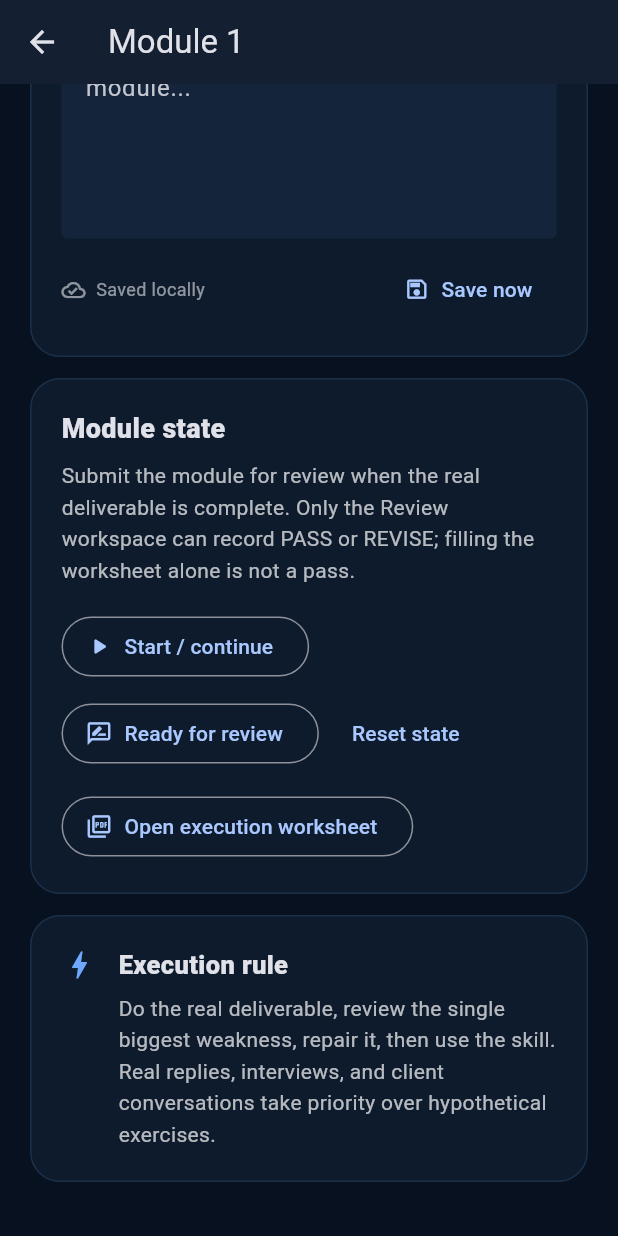
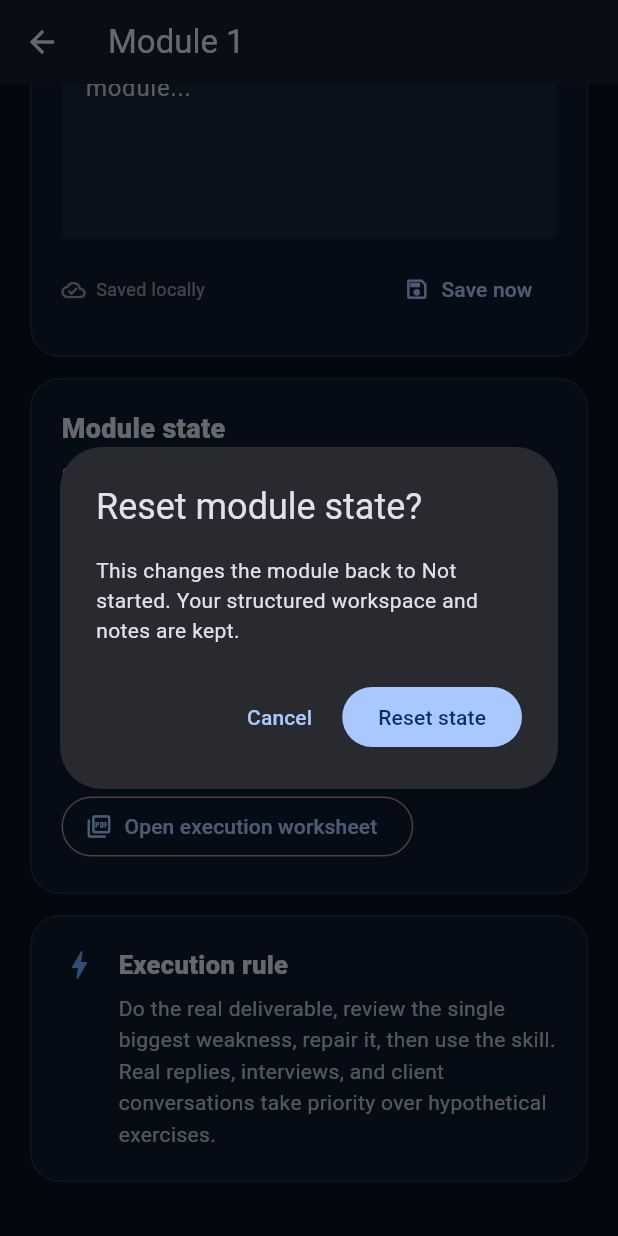
Before and after one commit to GraysonSeven/graysonseven.github.io, a Flutter app: the ModuleDetailPage screen opened directly with sample values from the repository, scrolled down 2131 dp, after a tap on "Reset state", on a phone screen of 412 x 824 dp. Run offline on Flutter 3.47's test engine with Material 3 defaults, Android fonts, the phone set to English and light mode, and no system bars; our stand-ins replace file_picker, shared_preferences; missing offline and left inert: dart:html; accounts and stored records are empty; network calls fail.

Commit message:
ci: qualify Clientbound v1.0 hardening candidate

```diff
--- a/clientbound-src/lib/app.dart
+++ b/clientbound-src/lib/app.dart
@@ -909,6 +909,33 @@ class _ModuleDetailPageState extends State<ModuleDetailPage> {
     setState(() => _notesSaveState = 'Saved locally');
   }
 
+  Future<void> _confirmResetState() async {
+    final accepted = await showDialog<bool>(
+      context: context,
+      builder: (context) => AlertDialog(
+        title: const Text('Reset module state?'),
+        content: const Text(
+          'This changes the module back to Not started. '
+          'Your structured workspace and notes are kept.',
+        ),
+        actions: [
+          TextButton(
+            onPressed: () => Navigator.pop(context, false),
+            child: const Text('Cancel'),
+          ),
+          FilledButton(
+            onPressed: () => Navigator.pop(context, true),
+            child: const Text('Reset state'),
+          ),
+        ],
+      ),
+    );
+
+    if (accepted == true) {
+      await progress.setStage(module.id, ModuleStage.notStarted);
+    }
+  }
+
   Future<bool> _validateStructuredWorkspace(
     WorkspaceStore workspace,
   ) async {
@@ -923,8 +950,8 @@ class _ModuleDetailPageState extends State<ModuleDetailPage> {
       context: context,
       builder: (context) => AlertDialog(
         title: const Text('Workspace is not review-ready'),
-        content: SizedBox(
-          width: 620,
+        content: ConstrainedBox(
+          constraints: const BoxConstraints(maxWidth: 620),
           child: SingleChildScrollView(
             child: Column(
               mainAxisSize: MainAxisSize.min,
@@ -1280,10 +1307,7 @@ class _ModuleDetailPageState extends State<ModuleDetailPage> {
                                   ),
                                 ),
                                 TextButton(
-                                  onPressed: () => progress.setStage(
-                                    module.id,
-                                    ModuleStage.notStarted,
-                                  ),
+                                  onPressed: _confirmResetState,
                                   child: const Text('Reset state'),
                                 ),
                               ],
--- a/clientbound-src/lib/community_hub_page.dart
+++ b/clientbound-src/lib/community_hub_page.dart
@@ -170,8 +170,8 @@ class _CommunityHubPageState extends State<CommunityHubPage> {
       builder: (context) => StatefulBuilder(
         builder: (context, setDialogState) => AlertDialog(
           title: const Text('New local community post'),
-          content: SizedBox(
-            width: 520,
+          content: ConstrainedBox(
+            constraints: const BoxConstraints(maxWidth: 520),
             child: Column(
               mainAxisSize: MainAxisSize.min,
               children: [
```
Also changed, not shown: clientbound-src/lib/review_exchange_page.dart (+4 -4 lines), clientbound-src/lib/settings_page.dart (+30 -2 lines), 2 other files.
